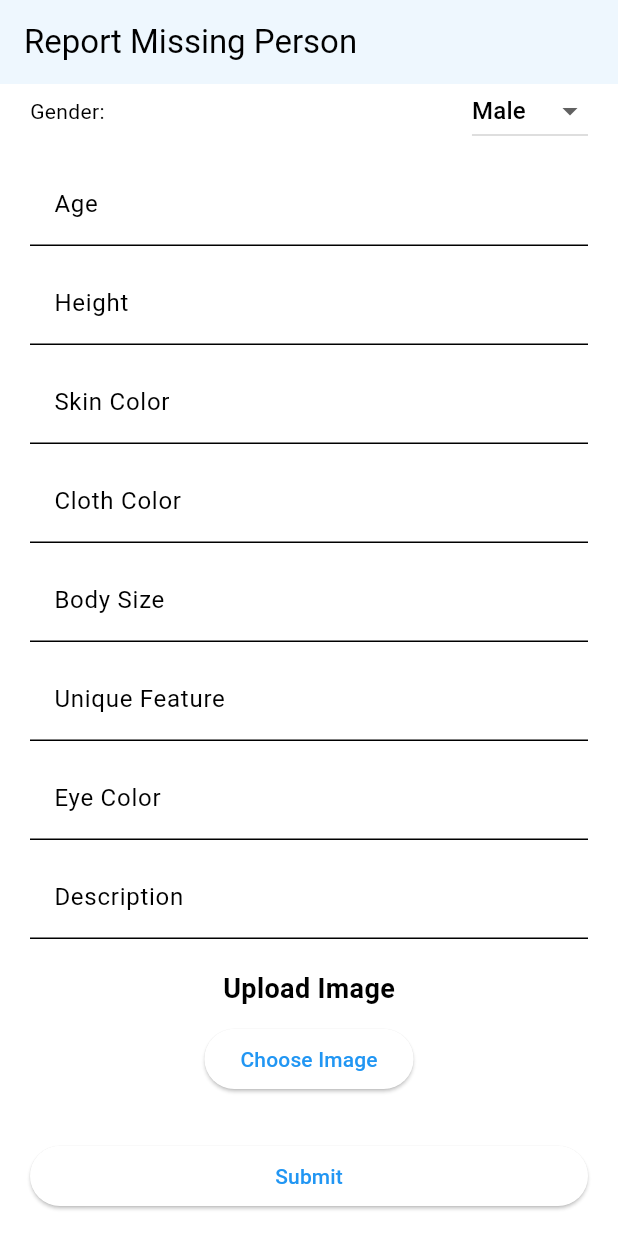
After one commit to CapStoneProject-Missing-People/Missing-individual, a Flutter app: the MissingPersonAddPage screen opened directly, scrolled down 220 dp, after a tap on "Choose Image", on a phone screen of 412 x 824 dp. The commit adds this screen. Run offline on Flutter 3.47's test engine with Material 3 defaults, Android fonts, the phone set to English and light mode, and no system bars; our stand-ins replace carousel_slider, image_cropper, image_picker, logger, smooth_page_indicator; missing offline and left inert: missingpersonapp; statements that could not run were skipped.

Commit message:
merging main

```diff
--- /dev/null
+++ b/findme/lib/features/addPost/screens/addpost.dart
@@ -0,0 +1,313 @@
+import 'dart:io';
+import 'package:flutter/material.dart';
+import 'package:image_picker/image_picker.dart';
+
+class MissingPersonAddPage extends StatefulWidget {
+  const MissingPersonAddPage({Key? key}) : super(key: key);
+
+  @override
+  _MissingPersonAddPageState createState() => _MissingPersonAddPageState();
+}
+
+class _MissingPersonAddPageState extends State<MissingPersonAddPage> {
+  final TextEditingController _fullNameController = TextEditingController();
+  final TextEditingController _lastPlaceSeenController =
+      TextEditingController();
+  final TextEditingController _ageController = TextEditingController();
+  final TextEditingController _heightController = TextEditingController();
+  final TextEditingController _skinColorController = TextEditingController();
+  final TextEditingController _clothColorController = TextEditingController();
+  final TextEditingController _bodySizeController = TextEditingController();
+  final TextEditingController _uniqueFeatureController =
+      TextEditingController();
+  final TextEditingController _eyeColorController = TextEditingController();
+  final TextEditingController _descriptionController = TextEditingController();
+  final TextEditingController _lastTimeSeenController = TextEditingController();
+
+  String _selectedGender = 'Male'; // Default gender
+  List<File> _images = []; // Variable to hold the image files
+  bool _showClothColor =
+      true; // Variable to control the visibility of Cloth Color field
+
+  @override
+  void initState() {
+    super.initState();
+    _lastTimeSeenController.addListener(_checkLastTimeSeen);
+  }
+
+  void _checkLastTimeSeen() {
+    setState(() {
+      final months = int.tryParse(_lastTimeSeenController.text) ?? 0;
+      _showClothColor = months <= 2 || _lastTimeSeenController.text.isEmpty;
+    });
+  }
+
+  @override
+  void dispose() {
+    _lastTimeSeenController.removeListener(_checkLastTimeSeen);
+    _fullNameController.dispose();
+    _lastPlaceSeenController.dispose();
+    _ageController.dispose();
+    _heightController.dispose();
+    _skinColorController.dispose();
+    _clothColorController.dispose();
+    _bodySizeController.dispose();
+    _uniqueFeatureController.dispose();
+    _eyeColorController.dispose();
+    _descriptionController.dispose();
+    _lastTimeSeenController.dispose();
+    super.dispose();
+  }
+
+  @override
+  Widget build(BuildContext context) {
+    return Scaffold(
+      appBar: AppBar(
+        title: const Text('Report Missing Person'),
+      ),
+      body: SingleChildScrollView(
+        padding: const EdgeInsets.symmetric(horizontal: 20.0, vertical: 16.0),
+        child: Column(
+          crossAxisAlignment: CrossAxisAlignment.stretch,
+          children: [
+            TextFormField(
+              controller: _fullNameController,
+              decoration: const InputDecoration(
+                  labelText: 'Full Name',
+                  filled: true,
+                  fillColor: Colors.white),
+            ),
+            const SizedBox(height: 10),
+            TextFormField(
+              controller: _lastPlaceSeenController,
+              decoration: const InputDecoration(
+                  labelText: 'Last Place Seen',
+                  filled: true,
+                  fillColor: Colors.white),
+            ),
+            const SizedBox(height: 10),
+            TextFormField(
+              controller: _lastTimeSeenController,
+              keyboardType: TextInputType.number,
+              decoration: const InputDecoration(
+                  labelText: 'Last Time Seen (in months)',
+                  filled: true,
+                  fillColor: Colors.white),
+            ),
+            const SizedBox(height: 10),
+            Row(
+              mainAxisAlignment: MainAxisAlignment.spaceBetween,
+              children: [
+                const Text('Gender:'),
+                DropdownButton<String>(
+                  value: _selectedGender,
+                  onChanged: (String? newValue) {
+                    if (newValue != null) {
+                      setState(() {
+                        _selectedGender = newValue;
+                      });
+                    }
+                  },
+                  items: <String>['Male', 'Female'].map((String value) {
+                    return DropdownMenuItem<String>(
+                      value: value,
+                      child: Text(value),
+                    );
+                  }).toList(),
+                ),
+              ],
+            ),
+            const SizedBox(height: 10),
+            TextFormField(
+              controller: _ageController,
+              keyboardType: TextInputType.number,
+              decoration: const InputDecoration(
+                  labelText: 'Age', filled: true, fillColor: Colors.white),
+            ),
+            const SizedBox(height: 10),
+            TextFormField(
+              controller: _heightController,
+              decoration: const InputDecoration(
+                  labelText: 'Height', filled: true, fillColor: Colors.white),
+            ),
+            const SizedBox(height: 10),
+            TextFormField(
+              controller: _skinColorController,
+              decoration: const InputDecoration(
+                  labelText: 'Skin Color',
+                  filled: true,
+                  fillColor: Colors.white),
+            ),
+            const SizedBox(height: 10),
+            if (_showClothColor) // Conditionally render the Cloth Color field
+              TextFormField(
+                controller: _clothColorController,
+                decoration: const InputDecoration(
+                    labelText: 'Cloth Color',
+                    filled: true,
+                    fillColor: Colors.white),
+              ),
+            const SizedBox(height: 10),
+            TextFormField(
+              controller: _bodySizeController,
+              decoration: const InputDecoration(
+                  labelText: 'Body Size',
+                  filled: true,
+                  fillColor: Colors.white),
+            ),
+            const SizedBox(height: 10),
+            TextFormField(
+              controller: _uniqueFeatureController,
+              decoration: const InputDecoration(
+                  labelText: 'Unique Feature',
+                  filled: true,
+                  fillColor: Colors.white),
+            ),
+            const SizedBox(height: 10),
+            TextFormField(
+              controller: _eyeColorController,
+              decoration: const InputDecoration(
+                  labelText: 'Eye Color',
+                  filled: true,
+                  fillColor: Colors.white),
+            ),
+            const SizedBox(height: 10),
+            TextFormField(
+              controller: _descriptionController,
+              decoration: const InputDecoration(
+                  labelText: 'Description',
+                  filled: true,
+                  fillColor: Colors.white),
+              maxLines: null, // Allow unlimited lines
+            ),
+            const SizedBox(height: 20),
+            _buildUploadImageWidget(), // Upload image widget
+            const SizedBox(height: 20),
+            ElevatedButton(
+              onPressed: () {
+                // Add submission functionality
+              },
+              style: ElevatedButton.styleFrom(
+                minimumSize:
+                    const Size(double.infinity, 40), // Adjust button size
+              ),
+              child: const Text('Submit'),
+            ),
+          ],
+        ),
+      ),
+    );
+  }
+
+  Widget _buildUploadImageWidget() {
+    return Center(
+      child: Column(
+        children: [
+          const Text(
+            'Upload Image',
+            style: TextStyle(fontSize: 18, fontWeight: FontWeight.bold),
+          ),
+          const SizedBox(height: 10),
+          ElevatedButton(
+            onPressed: () async {
+              List<XFile> pickedImages = await pickImages();
+              setState(() {
+                // Filter out already added images
+                List<File> newImages = pickedImages
+                    .map((e) => File(e.path))
+                    .where((newImage) => !_images.any(
+                        (existingImage) => newImage.path == existingImage.path))
+                    .toList();
+                _images.addAll(newImages);
+              });
+            },
+            child: const Text('Choose Image'),
+          ),
+          const SizedBox(height: 10),
+          Wrap(
+            spacing: 5,
+            runSpacing: 5,
+            children: _images
+                .asMap()
+                .entries
+                .map(
+                  (entry) => GestureDetector(
+                    onTap: () {
+                      _showImageDialog(entry.value, () {
+                        // Remove image from list when tapped on dialog close
+                        setState(() {
+                          _images.removeAt(entry.key);
+                        });
+                      });
+                    },
+                    child: Stack(
+                      children: [
+                        SizedBox(
+                          width: 100,
+                          height: 100,
+                          child: Image.file(
+                            entry.value,
+                            fit: BoxFit.cover,
+                          ),
+                        ),
+                        Positioned(
+                          top: 0,
+                          right: 0,
+                          child: IconButton(
+                            onPressed: () {
+                              // Remove image from list when tapped on close icon
+                              setState(() {
+                                _images.removeAt(entry.key);
+                              });
+                            },
+                            icon: Icon(Icons.close, color: Colors.red),
+                          ),
+                        ),
+                      ],
+                    ),
+                  ),
+                )
+                .toList(),
+          ),
+        ],
+      ),
+    );
+  }
+
+  void _showImageDialog(File image, Function onClose) {
+    showDialog(
+      context: context,
+      builder: (_) => Dialog(
+        child: Column(
+          mainAxisSize: MainAxisSize.min,
+          children: [
+            Stack(
+              alignment: Alignment.topRight,
+              children: [
+                Image.file(
+                  image,
+                  fit: BoxFit.cover,
+                  width: 500,
+                ),
+              ],
+            ),
+          ],
+        ),
+      ),
+    );
+  }
+
+  Future<List<XFile>> pickImages() async {
+    final ImagePicker picker = ImagePicker();
+    final List<XFile>? images = await picker.pickMultiImage();
+    return images ?? [];
+  }
+}
+
+void main() {
+  runApp(
+    MaterialApp(
+      home: MissingPersonAddPage(),
+    ),
+  );
+}
--- a/findme/lib/features/main.dart
+++ b/findme/lib/features/main.dart
@@ -1,4 +1,4 @@
-import 'package:findme/missing/missing_person_page1.dart';
+import 'package:findme/features/matchedCase/screens/missing_person_page1.dart';
 import 'package:flutter/material.dart';
 
 void main() {
--- a/findme/lib/features/matchedCase/models/missing_person1.dart
+++ b/findme/lib/features/matchedCase/models/missing_person1.dart
@@ -1,4 +1,4 @@
-class MissingPerson {
+class MissingPersonAdd {
   final String name;
   final int age;
   final String lastSeenPlace;
@@ -13,7 +13,7 @@ class MissingPerson {
   final double eyeColorMatch;
   final double bodySizeMatch;
 
-  MissingPerson({
+  MissingPersonAdd({
     required this.name,
     required this.age,
     required this.lastSeenPlace,
--- a/findme/lib/features/matchedCase/screens/missing_person_card1.dart
+++ b/findme/lib/features/matchedCase/screens/missing_person_card1.dart
@@ -1,13 +1,14 @@
-import 'package:findme/missing/missing_person1.dart' as mp;
-import 'package:findme/missing/matched_sample.dart';
+import 'package:findme/features/matchedCase/models/missing_person1.dart' as mp;
+import 'package:findme/features/matchedCase/screens/matched_sample.dart';
 import 'package:flutter/material.dart';
+import 'package:missingpersonapp/features/matchedCase/screens/matched_sample.dart';
 
 class MissingPersonCard extends StatelessWidget {
-  final mp.MissingPerson missingPerson;
+  final mp.MissingPersonAdd missingPerson;
 
   const MissingPersonCard({super.key, required this.missingPerson});
 
-  double calculateMatchPercentage(mp.MissingPerson person) {
+  double calculateMatchPercentage(mp.MissingPersonAdd person) {
     double totalMatch = person.ageMatch +
         person.skinColorMatch +
         person.clothColorMatch +
--- a/findme/lib/features/missingPersonDetail/screens/missing_person_detail1.dart
+++ b/findme/lib/features/missingPersonDetail/screens/missing_person_detail1.dart
@@ -1,5 +1,5 @@
 import 'package:carousel_slider/carousel_slider.dart';
-import 'package:findme/missing/missing_person1.dart';
+import 'package:findme/features/matchedCase/models/missing_person1.dart';
 import 'package:flutter/cupertino.dart';
 import 'package:flutter/material.dart';
 import 'package:flutter/widgets.dart';
```
Also changed, not shown: findme/lib/features/addPost/screens/photo_upload.dart (added, +51 -0 lines), findme/lib/features/matchedCase/screens/matched_sample.dart (+13 -30 lines), findme/lib/features/matchedCase/screens/missing_person_page1.dart (+10 -10 lines), findme/pubspec.yaml (+11 -0 lines), findme/lib/features/addPost/models/addpost_model.dart (added), findme/pubspec.lock, 6 other files.
